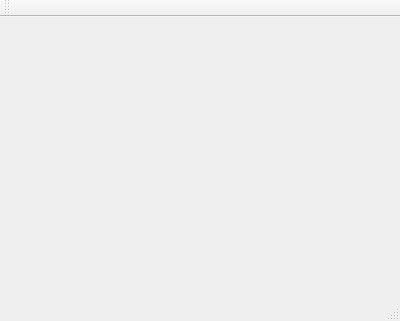
bensinghbeno/design-engine, file projects/neuralnetworks/qt/perceptron/ben_perceptron/mainwindow.ui: the form before one commit.
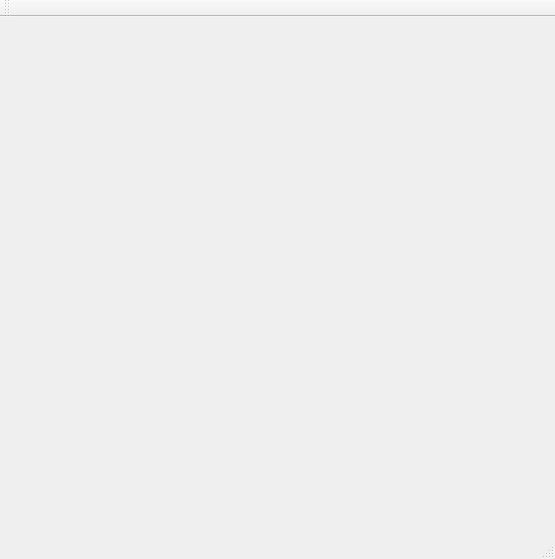
The form after the commit.

```diff
--- a/projects/neuralnetworks/qt/perceptron/ben_perceptron/mainwindow.ui
+++ b/projects/neuralnetworks/qt/perceptron/ben_perceptron/mainwindow.ui
@@ -6,8 +6,8 @@
    <rect>
     <x>0</x>
     <y>0</y>
-    <width>400</width>
-    <height>321</height>
+    <width>555</width>
+    <height>559</height>
    </rect>
   </property>
   <property name="windowTitle">
```
Left out of the diff: 4 changed lines with no effect on the pictures.
